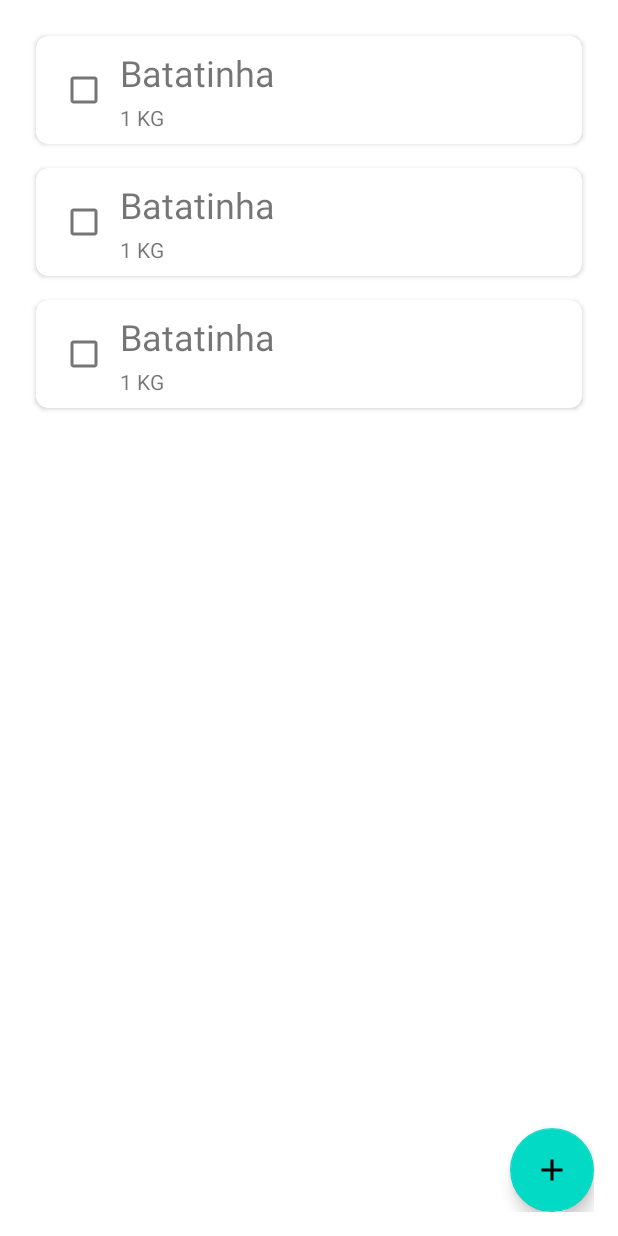
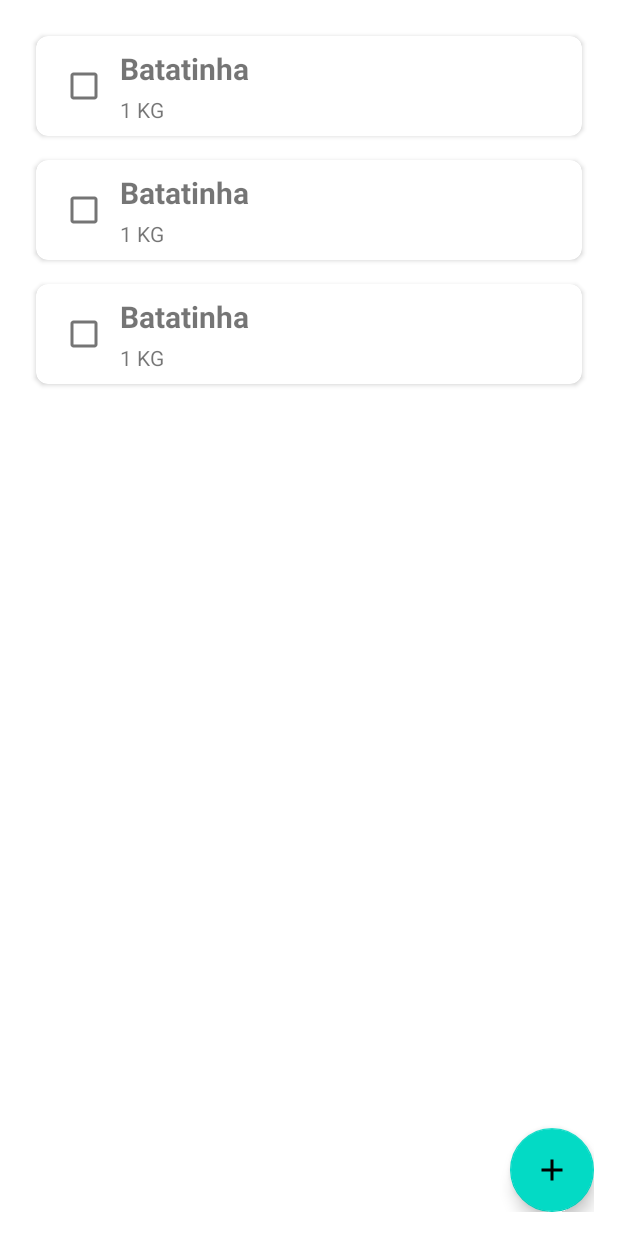
Before and after one commit to pedromneto97/shopping-list, an Android app: the layout activity_main.xml on its own in the app's theme, with its tools: preview values and no code run, on a phone screen of 412 x 824 dp. Run offline under Robolectric (Android 15) with nearby library versions, the phone set to English and light mode, and no system bars.

Commit message:
feat: improve layout

```diff
--- a/app/src/main/res/layout/shopping_list_item.xml
+++ b/app/src/main/res/layout/shopping_list_item.xml
@@ -17,7 +17,8 @@
             android:id="@+id/text_product_name"
             android:layout_width="wrap_content"
             android:layout_height="wrap_content"
-            android:textSize="24sp"
+            android:textSize="20sp"
+            android:textStyle="bold"
             app:layout_constraintStart_toEndOf="@+id/check_shopping_item"
             app:layout_constraintTop_toTopOf="parent"
             tools:text="@string/tool_product_name" />
```
